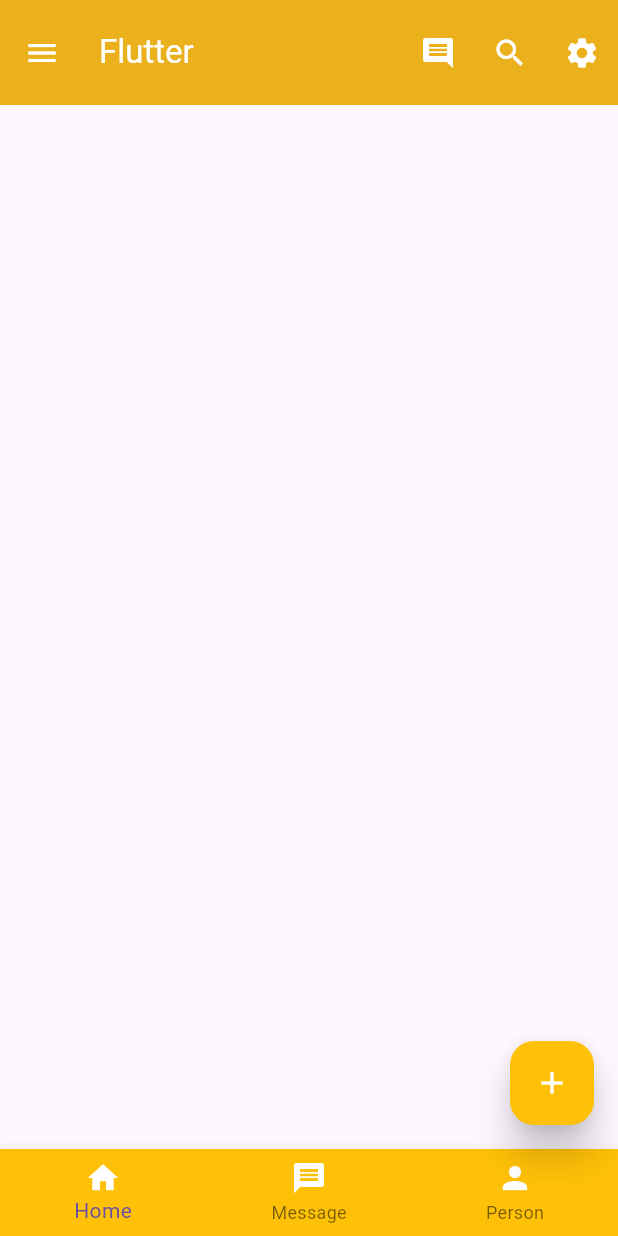
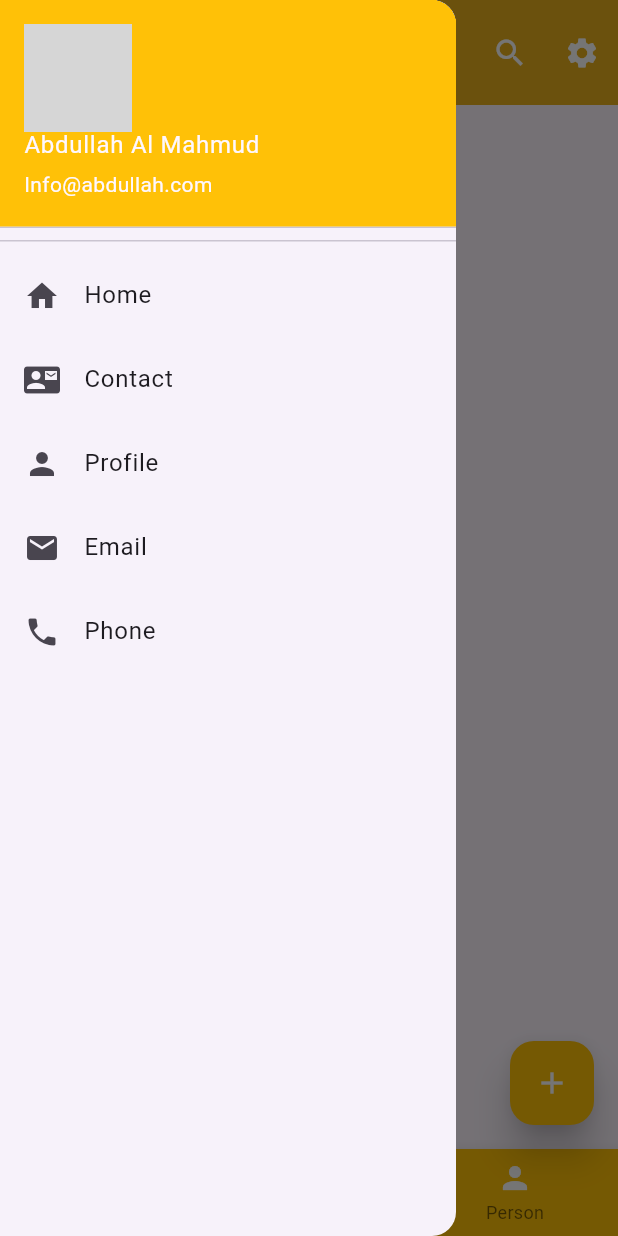
Before and after one commit to mahmud5658/flutter_widgets, a Flutter app: the screen it shows after launch, with the side drawer open (before the commit the screen has no drawer), on a phone screen of 412 x 824 dp. Run offline on Flutter 3.47's test engine with Material 3 defaults, Android fonts, the phone set to English and light mode, and no system bars; network calls fail; grey boxes are pictures that could not be loaded.

Commit message:
flutter widget

```diff
--- a/lib/widgets/home_activity.dart
+++ b/lib/widgets/home_activity.dart
@@ -47,15 +47,15 @@ class HomeActivity extends StatelessWidget {
               ),
             ),
           ],
-          leading: IconButton(
-            onPressed: () {
-              snackBar('I am menu button', context);
-            },
-            icon: const Icon(
-              Icons.menu,
-              color: Colors.white,
-            ),
-          ),
+          // leading: IconButton(
+          //   onPressed: () {
+          //     snackBar('I am menu button', context);
+          //   },
+          //   icon: const Icon(
+          //     Icons.menu,
+          //     color: Colors.white,
+          //   ),
+          // ),
         ),
         floatingActionButton: FloatingActionButton(
           onPressed: () {
@@ -99,6 +99,112 @@ class HomeActivity extends StatelessWidget {
           },
           backgroundColor: Colors.amber,
         ),
+        drawer: Drawer(
+          child: ListView(
+            children: [
+              DrawerHeader(
+                padding: const EdgeInsets.all(0),
+                child: UserAccountsDrawerHeader(
+                  decoration: const BoxDecoration(
+                    color: Colors.amber,
+                  ),
+                  accountName: const Text('Abdullah Al Mahmud'),
+                  accountEmail: const Text('Info@abdullah.com'),
+                  currentAccountPicture: Image.network(
+                      'https://icons8.com/icon/7I3BjCqe9rjG/flutter'),
+                ),
+              ),
+              ListTile(
+                onTap: () {
+                  snackBar('Home', context);
+                },
+                leading: const Icon(Icons.home),
+                title: const Text('Home'),
+              ),
+              ListTile(
+                leading: const Icon(Icons.contact_mail),
+                title: const Text('Contact'),
+                onTap: () {
+                  snackBar('Contact', context);
+                },
+              ),
+              ListTile(
+                leading: const Icon(Icons.person),
+                title: const Text('Profile'),
+                onTap: () {
+                  snackBar('Profile', context);
+                },
+              ),
+              ListTile(
+                leading: const Icon(Icons.email),
+                title: const Text('Email'),
+                onTap: () {
+                  snackBar('Email', context);
+                },
+              ),
+              ListTile(
+                leading: const Icon(Icons.phone),
+                title: const Text('Phone'),
+                onTap: () {
+                  snackBar('Phone', context);
+                },
+              ),
+            ],
+          ),
+        ),
+        endDrawer: Drawer(
+          child: ListView(
+            children: [
+              DrawerHeader(
+                padding: const EdgeInsets.all(0),
+                child: UserAccountsDrawerHeader(
+                  decoration: const BoxDecoration(
+                    color: Colors.amber,
+                  ),
+                  accountName: const Text('Abdullah Al Mahmud'),
+                  accountEmail: const Text('Info@abdullah.com'),
+                  currentAccountPicture: Image.network(
+                      'https://icons8.com/icon/7I3BjCqe9rjG/flutter'),
+                ),
+              ),
+              ListTile(
+                onTap: () {
+                  snackBar('Home', context);
+                },
+                leading: const Icon(Icons.home),
+                title: const Text('Home'),
+              ),
+              ListTile(
+                leading: const Icon(Icons.contact_mail),
+                title: const Text('Contact'),
+                onTap: () {
+                  snackBar('Contact', context);
+                },
+              ),
+              ListTile(
+                leading: const Icon(Icons.person),
+                title: const Text('Profile'),
+                onTap: () {
+                  snackBar('Profile', context);
+                },
+              ),
+              ListTile(
+                leading: const Icon(Icons.email),
+                title: const Text('Email'),
+                onTap: () {
+                  snackBar('Email', context);
+                },
+              ),
+              ListTile(
+                leading: const Icon(Icons.phone),
+                title: const Text('Phone'),
+                onTap: () {
+                  snackBar('Phone', context);
+                },
+              ),
+            ],
+          ),
+        ),
       ),
     );
   }
```
